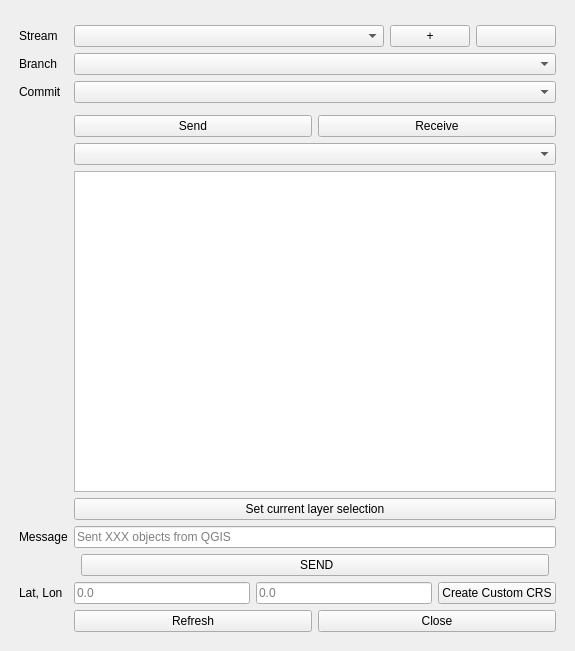
specklesystems/speckle-qgis, file ui/speckle_qgis_dialog_base.ui: the form before one commit.
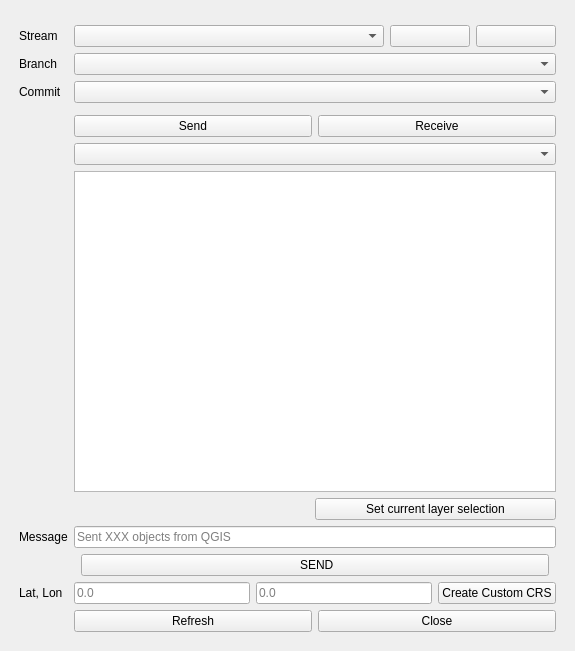
The form after the commit.

Commit message: UI with logo and version

The edit to the form file:
```diff
--- a/ui/speckle_qgis_dialog_base.ui
+++ b/ui/speckle_qgis_dialog_base.ui
@@ -52,7 +52,7 @@
             <item>
             <widget class="QPushButton" name="streams_add_button">
               <property name="text">
-              <string> + </string>
+              <string> </string>
               </property>
             </widget>
             </item>
@@ -156,7 +156,18 @@
 
 
         <item row="8" column="1">
-          <layout class="QHBoxLayout" name="horizontalLayout">
+          <layout class="QHBoxLayout" name="horizontalLayout"  stretch="1,1">
+            <item>
+            <spacer name="horizontalSpacer">
+              <property name="orientation">
+              <enum>Qt::Horizontal</enum>
+              </property>
+              <property name="sizeType">
+              <enum>QSizePolicy::Expanding</enum>
+              </property>
+            </spacer>
+            </item>
+
             <item>
               <widget class="QPushButton" name="saveLayerSelection">
                 <property name="enabled">
```
The commit also changes 2 other files.
